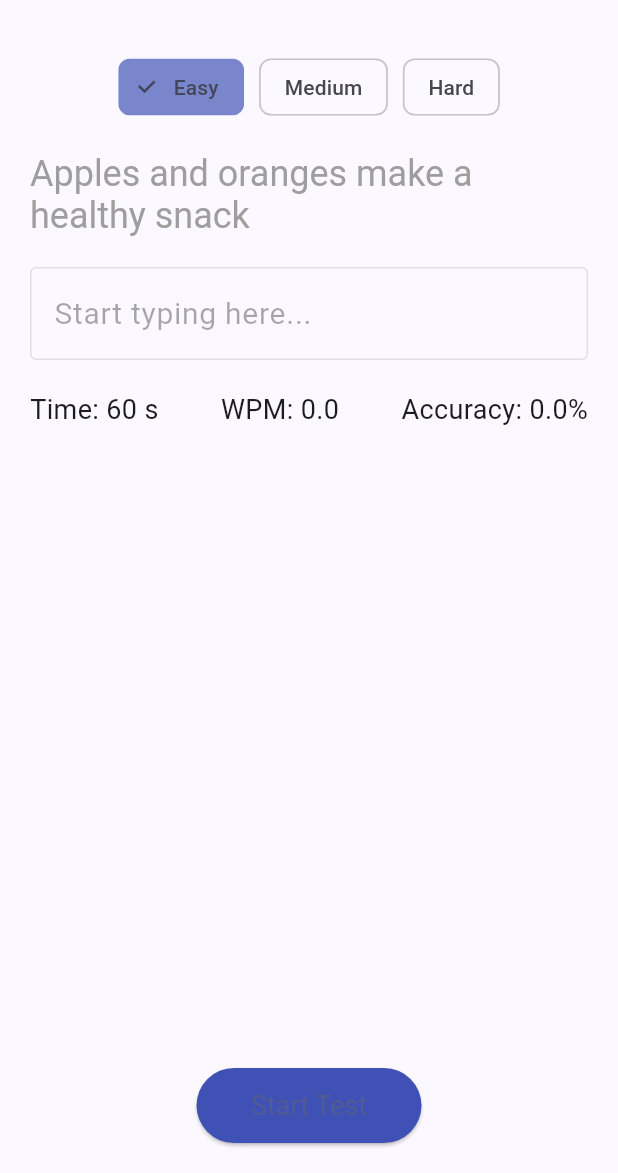
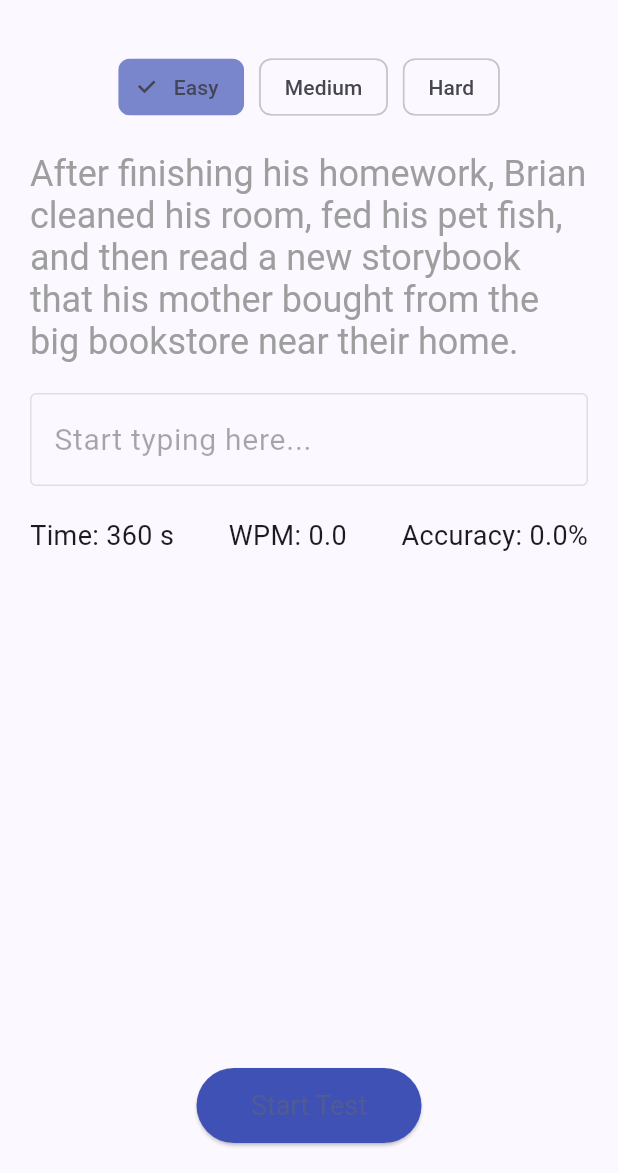
Before and after one commit to Ahmad-Elhajj-04/keyboard_typing, a Flutter app: the screen it shows after launch, on a phone screen of 412 x 824 dp, the part 63-1236 px from its top. Run offline on Flutter 3.47's test engine with Material 3 defaults, Android fonts, the phone set to English and light mode, and no system bars.

Commit message:
added more features

```diff
--- a/lib/main.dart
+++ b/lib/main.dart
@@ -66,7 +66,6 @@ class TypingTestPage extends StatefulWidget {
 class _TypingTestPageState extends State<TypingTestPage> {
   final Map<Difficulty, List<String>> _sentences = {
     Difficulty.easy: [
-      "The quick brown fox jumps over the lazy dog",
       "Flutter makes beautiful apps for mobile",
       "Typing fast is fun and useful",
       "Practice daily to improve your speed",
@@ -81,6 +80,14 @@ class _TypingTestPageState extends State<TypingTestPage> {
       "The sun shines brightly on a clear day",
       "Flowers bloom beautifully in the springtime",
       "A gentle breeze cools the warm summer air",
+      "Early in the morning, the family packed their bags and drove to the quiet park where everyone enjoyed playing games, eating sandwiches, and watching the ducks swim on the smooth blue pond.",
+      "Every student in the class worked hard on their science project, using paper, glue, and colorful markers to build a model that was both creative and easy to understand.",
+      "After finishing his homework, Brian cleaned his room, fed his pet fish, and then read a new storybook that his mother bought from the big bookstore near their home.",
+      "During the summer holidays, children love to ride their bikes around the neighborhood, stopping to visit friends, eat ice cream, and pick fresh fruit from backyard trees.",
+      "Sarah and her brother spent the rainy afternoon inside, building a tall fort with blankets and chairs, telling funny stories, and drawing pictures of their favorite animals.",
+      "Once a week, the teacher took the class to the school garden so they could learn about plants, water the flowers, and watch the tiny bugs crawling around in the fresh soil.",
+      "Each morning, the old man walks to the market, buys bread and cheese, greets his neighbors with a friendly smile, and returns home to read the daily newspaper by the sunny window.",
+      "The friendly dog likes to run in the field, catch a red ball, roll in the grass, and rest under the big tree until his owner calls him home for dinner.",
     ],
     Difficulty.medium: [
       "Typing tests improve speed and accuracy with practice regularly",
@@ -98,18 +105,31 @@ class _TypingTestPageState extends State<TypingTestPage> {
       "Maintaining good posture prevents fatigue during long typing sessions",
       "Asking for feedback can provide valuable insights to improve",
       "Teamwork involves communication, collaboration, and mutual respect",
+      "While the children explored the forest behind their school, they discovered several unusual plants and insects, carefully recording their observations in small notebooks to share with their teacher the next day.",
+          "The family’s weekend trip to the crowded city included sightseeing at museums, trying new foods at busy restaurants, and watching an exciting parade with bright costumes and cheerful music.",
+          "Although rain poured throughout the afternoon, the friends stayed indoors playing board games, baking chocolate chip cookies, and planning their next outdoor adventure when the sun returned.",
+          "Before the big test, Maria reviewed each chapter, practiced answering difficult questions with her study group, and made sure she got enough sleep to feel ready and confident in the morning.",
+          "Tom and his neighbors joined together to clean up the local park, collecting trash, planting fresh flowers by the playground, and setting up benches for families to enjoy the peaceful atmosphere.",
+          "Every spring, the library hosts a reading contest where students pick long books, track their progress on colorful charts, and compete for prizes that encourage everyone to read more.",
+          "During a long road trip, the group played word games to pass the time, shared interesting stories about their favorite places, and took turns choosing music that everyone could enjoy.",
+          "After attending the science fair, the students discussed their favorite experiments, learned about simple machines and renewable energy, and drew posters to present what they discovered to their classmates.",
     ],
     Difficulty.hard: [
       "Unmanageable, problematical, troublesome, perplexing, and formidable challenges await skilled typists",
       "Proficiency demands discipline, patience, and constant repetition to master",
-      "Technical jargon and complex sentences push your limits",
-      "Rapid shifts in case and punctuation test attention and skill",
-      "Sustained focus is essential for peak typing performance",
       "Seemingly insignificant errors can dramatically affect one's overall accuracy score",
       "A comprehensive understanding of keyboard layouts facilitates efficiency",
       "Peripheral vision and ergonomic hand placement minimize fatigue and maximize results",
       "Ambidextrous typists effortlessly alternate between keys for enhanced performance",
       "Analytical skills are honed through persistent, mindful engagement in challenging content",
+      "With remarkable composure and steadfast determination, the researcher meticulously documented every variable and anomaly throughout the lengthy experiment, ensuring the data would withstand intense scrutiny by skeptical peers.",
+          "Adapting to rapidly changing technologies and unpredictable market trends, the company’s innovation team devised comprehensive strategies involving cross-disciplinary collaboration to secure a sustainable competitive advantage.",
+          "As the sun dipped beneath the horizon, casting elongated shadows across the tranquil landscape, the hikers reflected on the profound impact of nature’s beauty on their perspective, ambitions, and sense of well-being.",
+          "To cultivate an atmosphere conducive to meaningful learning, educators must balance clear instruction with moments for independent critical thinking, fostering intellectual curiosity and resilience amid academic challenges.",
+          "Though the committee was initially divided on how to allocate resources, persuasive arguments highlighting long-term global benefits ultimately swayed their decision toward supporting groundbreaking renewable energy initiatives.",
+          "Having reviewed the multifaceted proposal in great detail, the panel raised questions regarding logistical feasibility, financial investment, and projected outcomes before finally reaching a consensus.",
+          "Recognizing the potential for miscommunication in complex, multicultural teams, the manager emphasized transparency and empathy as vital components of effective leadership and optimal group performance.",
+          "While striving for excellence over the course of their careers, professionals often encounter setbacks that test their adaptability, perseverance, and willingness to continuously refine their skills and approaches.",
     ],
   };
 
@@ -117,7 +137,7 @@ class _TypingTestPageState extends State<TypingTestPage> {
   late String _testText;
   final TextEditingController _controller = TextEditingController();
 
-  int _timerSeconds = 60;
+  int _timerSeconds = 360;
   Timer? _timer;
   bool _isRunning = false;
 
@@ -145,7 +165,7 @@ class _TypingTestPageState extends State<TypingTestPage> {
   void _startTest() {
     _loadNewSentence();
     setState(() {
-      _timerSeconds = 60;
+      _timerSeconds = 360;
       _correctChars = 0;
       _totalTyped = 0;
       _isRunning = true;
@@ -185,7 +205,8 @@ class _TypingTestPageState extends State<TypingTestPage> {
       _correctChars = correct;
 
       if (value == _testText) {
-        _stopTest();
+        _loadNewSentence();
+        _controller.clear();
       }
     });
   }
@@ -196,11 +217,11 @@ class _TypingTestPageState extends State<TypingTestPage> {
   }
 
   double get _wpm {
-    if (!_isRunning && _timerSeconds == 60) return 0;
-    final int elapsed = 60 - _timerSeconds;
+    if (!_isRunning && _timerSeconds == 360) return 0;
+    final int elapsed = 360 - _timerSeconds;
     if (elapsed == 0) return 0;
     final words = _correctChars / 5;
-    return words / (elapsed / 60);
+    return words / (elapsed / 360);
   }
 
   Color _getCharColor(int index) {
```
